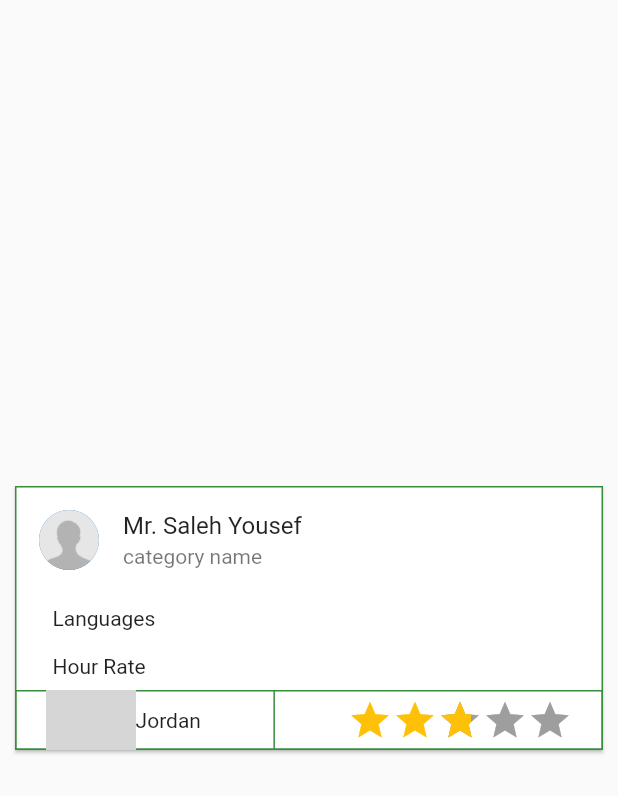
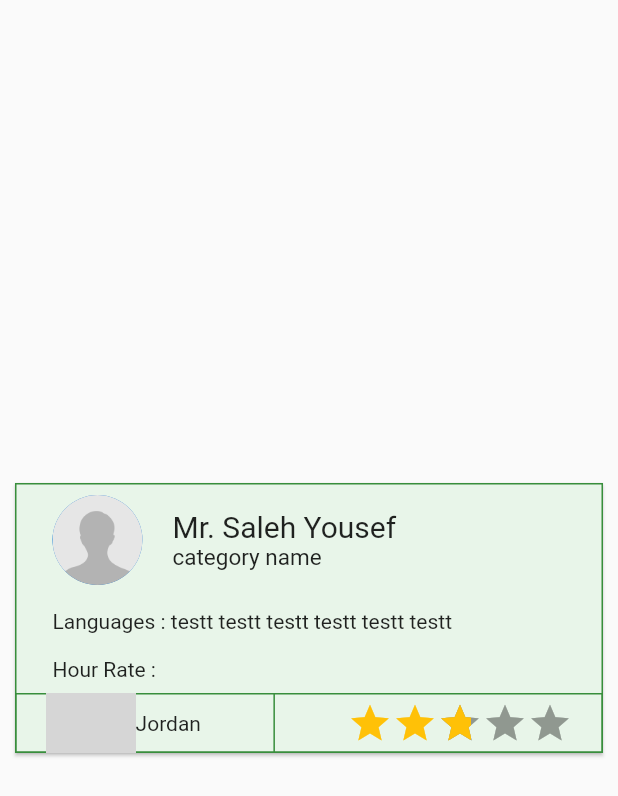
Before and after one commit to daniawaffle/countries, a Flutter app: the MentorCard widget shown alone on an empty page, opened directly, on a phone screen of 412 x 824 dp. Shown: the top 796 px of the screen. Run offline on Flutter 3.47's test engine with Material 2 defaults, Android fonts, the phone set to English and light mode, and no system bars; drawn by our look-alikes of flutter_rating_bar; our stand-ins replace dio, get_it, hive_flutter, otp_text_field; missing offline and left inert: otp_timer_button; accounts and stored records are empty; generated files the repository leaves out were written again; network calls fail; grey boxes are pictures that could not be loaded.

Commit message:
card enhancment

```diff
--- a/lib/screens/equiti/mentor_card_widget.dart
+++ b/lib/screens/equiti/mentor_card_widget.dart
@@ -7,9 +7,11 @@ class MentorCard extends StatelessWidget {
 
   @override
   Widget build(BuildContext context) {
+    final List<String> entries = <String>['A', 'B', 'C', 'D', 'E', 'F'];
     return Center(
       child: SafeArea(
         child: Card(
+          color: secendaryColor,
           elevation: 1,
           shape: RoundedRectangleBorder(
             side: BorderSide(
@@ -23,24 +25,61 @@ class MentorCard extends StatelessWidget {
             mainAxisSize: MainAxisSize.min,
             children: <Widget>[
               Padding(
-                padding: EdgeInsets.zero,
-                child: ListTile(
-                  leading: CircleAvatar(
-                      backgroundImage:
-                          AssetImage("assets/picture-profile.jpeg")),
-                  title: Text('Mr. Saleh Yousef'),
-                  subtitle: Text('category name'),
+                padding:
+                    const EdgeInsets.symmetric(horizontal: 15, vertical: 8),
+                child: Row(
+                  mainAxisAlignment: MainAxisAlignment.start,
+                  children: <Widget>[
+                    Card(
+                      elevation: 0,
+                      color: secendaryColor,
+                      margin: EdgeInsets.symmetric(horizontal: 10),
+                      child: CircleAvatar(
+                          radius: 30,
+                          backgroundImage:
+                              AssetImage("assets/picture-profile.jpeg")),
+                    ),
+                    Flexible(
+                      child: Padding(
+                        padding: EdgeInsets.symmetric(horizontal: 10),
+                        child: Column(
+                            crossAxisAlignment: CrossAxisAlignment.start,
+                            children: <Widget>[
+                              Text(
+                                'Mr. Saleh Yousef',
+                                overflow: TextOverflow.visible,
+                                style: TextStyle(fontSize: 20),
+                              ),
+                              Text(
+                                'category name',
+                                style: TextStyle(fontSize: 15),
+                              ),
+                            ]),
+                      ),
+                    )
+                  ],
+                ),
+              ),
+              Flexible(
+                child: Padding(
+                  padding: const EdgeInsets.fromLTRB(25, 8, 20, 8),
+                  child: Wrap(
+                    children: [
+                      Text("Languages : "),
+                      Wrap(
+                        children:
+                            entries.map((entry) => Text("testt ")).toList(),
+                      )
+                    ],
+                  ),
                 ),
               ),
               Padding(
                 padding: const EdgeInsets.fromLTRB(25, 8, 20, 8),
-                child: Text("Languages"),
-              ),
-              Padding(
-                padding: const EdgeInsets.fromLTRB(25, 8, 20, 8),
-                child: Text("Hour Rate"),
+                child: Text("Hour Rate :"),
               ),
               Card(
+                color: secendaryColor,
                 margin: EdgeInsets.zero,
                 elevation: 0,
                 shape: RoundedRectangleBorder(
@@ -73,7 +112,7 @@ class MentorCard extends StatelessWidget {
                       Flexible(
                         child: RatingBarIndicator(
                           rating: 2.75,
-                          itemBuilder: (context, index) => Icon(
+                          itemBuilder: (context, index) => const Icon(
                             Icons.star,
                             color: Colors.amber,
                           ),
```
